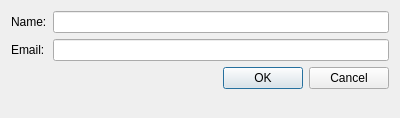
The window that ui/CreateStudentDialog.ui (dmzdev/stance) describes before a commit, drawn with Qt 5.
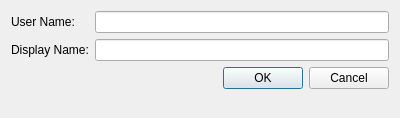
The same window after the commit.

Commit message: Multiple forums per group / multiple groups per forum functionality implemented. Moved forum creation to editScenario window.

```diff
--- a/ui/CreateStudentDialog.ui
+++ b/ui/CreateStudentDialog.ui
@@ -17,7 +17,7 @@
    <item row="0" column="0">
     <widget class="QLabel" name="label">
      <property name="text">
-      <string>Name:</string>
+      <string>User Name:</string>
      </property>
     </widget>
    </item>
@@ -27,7 +27,7 @@
    <item row="1" column="0">
     <widget class="QLabel" name="label_2">
      <property name="text">
-      <string>Email:</string>
+      <string>Display Name:</string>
      </property>
     </widget>
    </item>
```
Left out of the diff: 4 changed lines with no effect on the pictures. The commit also changes 5 other files.
